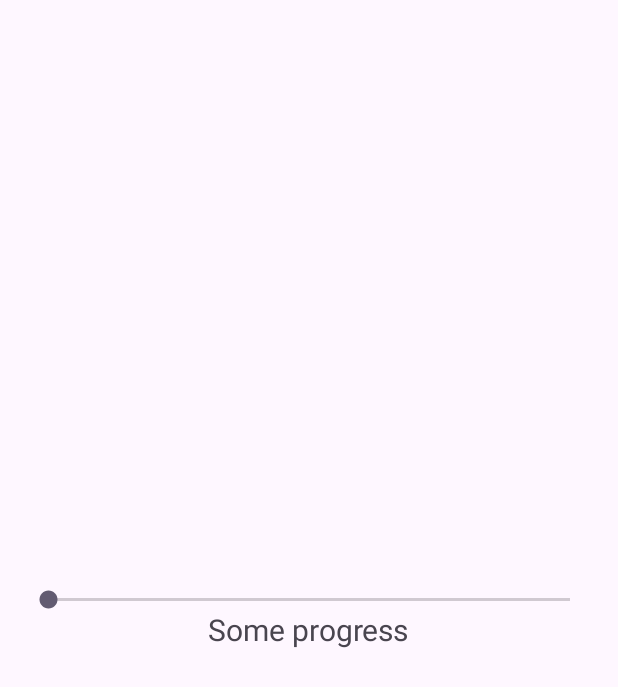
After one commit to UTMarckus/DrawingApp, an Android app: the layout dialog_brush.xml on its own in the app's theme, with its tools: preview values and no code run, on a phone screen of 412 x 824 dp. The commit adds this screen. Shown: the top 687 px of the screen. Run offline under Robolectric (Android 15) with nearby library versions, the phone set to English and light mode, and no system bars.

Commit message:
feat: finish change brush size

```diff
--- /dev/null
+++ b/app/src/main/res/layout/dialog_brush.xml
@@ -0,0 +1,26 @@
+<?xml version="1.0" encoding="utf-8"?>
+<RelativeLayout
+    xmlns:android="http://schemas.android.com/apk/res/android"
+    xmlns:tools="http://schemas.android.com/tools"
+    android:layout_width="match_parent"
+    android:layout_height="match_parent"
+    android:padding="16dp"
+    android:orientation="vertical"
+    android:gravity="center">
+
+    <SeekBar
+        android:id="@+id/dialog_seek_bar"
+        android:layout_width="match_parent"
+        android:layout_height="wrap_content"
+        android:max="100"/>
+
+    <TextView
+        android:id="@+id/dialog_tv_progress"
+        android:layout_width="wrap_content"
+        android:layout_height="wrap_content"
+        android:layout_marginTop="15dp"
+        android:layout_centerHorizontal="true"
+        tools:text="Some progress"
+        android:textSize="20sp"/>
+
+</RelativeLayout>
```
Also changed, not shown: app/src/main/java/com/example/drawingapp/MainActivity.kt (+39 -4 lines), app/src/main/res/drawable/ic_brush.xml (added, +24 -0 lines), app/src/main/res/layout/activity_main.xml (+10 -0 lines).
